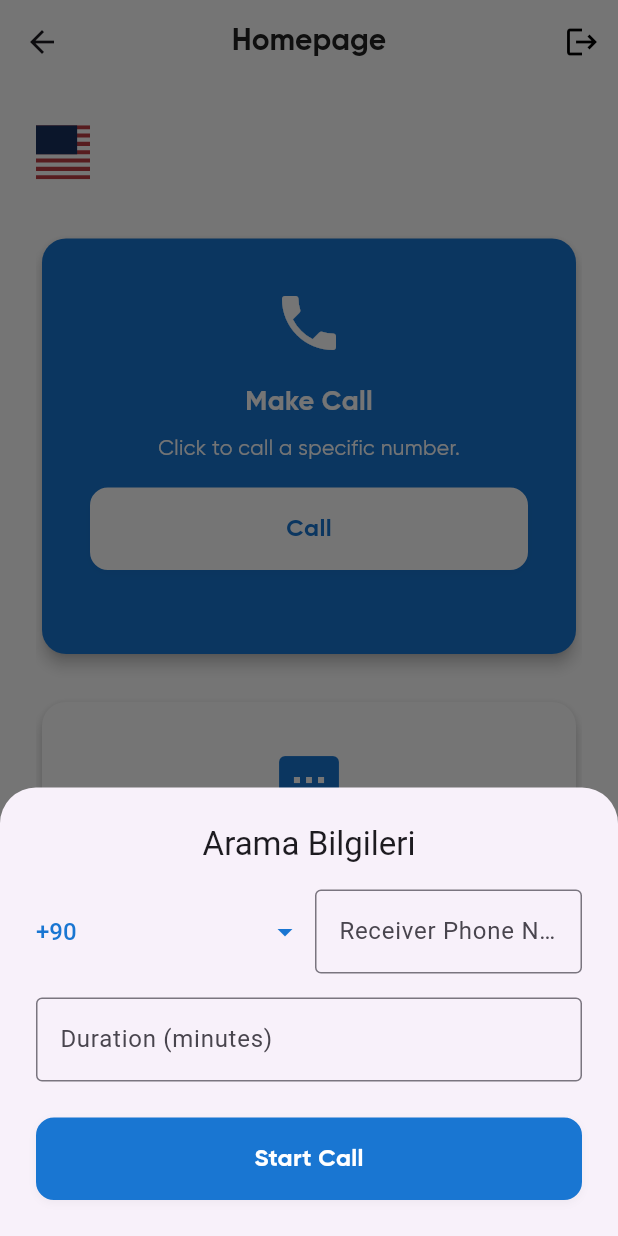
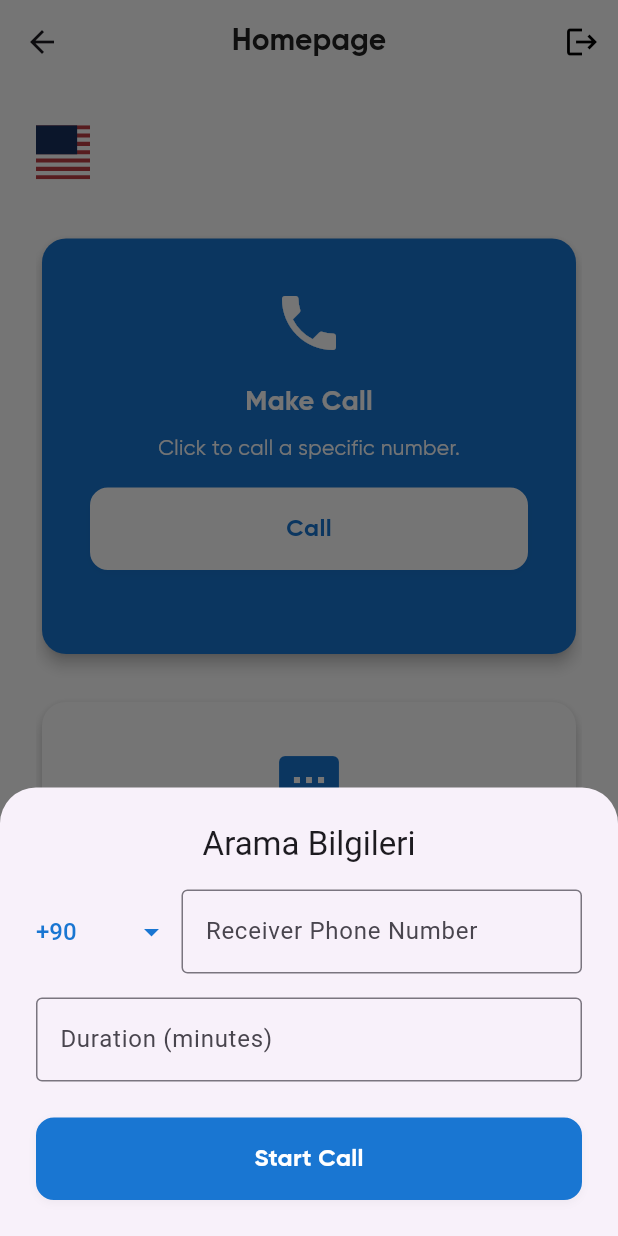
Before and after one commit to afakgun/telephony_rakuten_assignment, a Flutter app: the HomeView screen opened by its route, after a tap on "Call", on a phone screen of 412 x 824 dp. Run offline on Flutter 3.47's test engine with Material 3 defaults, Android fonts, the phone set to English and light mode, and no system bars; our stand-ins replace cloud_firestore, connectivity_plus, device_info_plus, firebase_auth, firebase_core, fl_chart and 8 more; missing offline and left inert: flutter_phone_direct_caller, otp_autofill, traffic_stats; accounts and stored records are empty; Roboto replaces fonts that are missing (Gilroy); project files that could hold a hidden picture were left out.

```diff
--- a/lib/core/localization/app_translations.dart
+++ b/lib/core/localization/app_translations.dart
@@ -171,7 +171,7 @@ class AppTranslations extends Translations {
           'no_internet': 'No internet connection.',
           'youtube_cellular_only': 'Youtube video can only be opened with cellular data. Please turn off wifi.',
           'data_limit_exceeded': 'Data Limit Exceeded',
-          'data_limit_exceeded_desc': 'The data limit of {maxVolumeMb} MB you set has been exceeded. Video stopped.',
+          'data_limit_exceeded_desc': 'The data limit of @maxVolumeMb MB you set has been exceeded. Video stopped.',
           'invalid_url_or_limit': 'Invalid video URL or data limit.',
           'otp_not_sent': 'OTP could not be sent: @error',
           'error_occurred': 'An error occurred',
@@ -278,7 +278,7 @@ class AppTranslations extends Translations {
           'no_internet': 'لا يوجد اتصال بالإنترنت.',
           'youtube_cellular_only': 'يمكن فتح فيديو يوتيوب فقط باستخدام البيانات الخلوية. يرجى إيقاف تشغيل الواي فاي.',
           'data_limit_exceeded': 'تم تجاوز حد البيانات',
-          'data_limit_exceeded_desc': 'تم تجاوز حد البيانات {maxVolumeMb} ميجابايت الذي حددته. تم إيقاف الفيديو.',
+          'data_limit_exceeded_desc': 'تم تجاوز حد البيانات @maxVolumeMb ميجابايت الذي حددته. تم إيقاف الفيديو.',
           'invalid_url_or_limit': 'رابط الفيديو أو حد البيانات غير صالح.',
           'otp_not_sent': 'تعذر إرسال OTP: @error',
           'error_occurred': 'حدث خطأ',
@@ -386,7 +386,7 @@ class AppTranslations extends Translations {
           'no_internet': 'No hay conexión a Internet.',
           'youtube_cellular_only': 'El video de Youtube solo se puede abrir con datos celulares. Por favor, apague el wifi.',
           'data_limit_exceeded': 'Límite de datos excedido',
-          'data_limit_exceeded_desc': 'Se ha superado el límite de datos de {maxVolumeMb} MB que estableció. El video se detuvo.',
+          'data_limit_exceeded_desc': 'Se ha superado el límite de datos de @maxVolumeMb MB que estableció. El video se detuvo.',
           'invalid_url_or_limit': 'URL de video o límite de datos no válido.',
           'otp_not_sent': 'No se pudo enviar OTP: @error',
           'error_occurred': 'Ocurrió un error',
@@ -493,7 +493,7 @@ class AppTranslations extends Translations {
           'no_internet': 'インターネット接続がありません。',
           'youtube_cellular_only': 'Youtubeビデオはセルラーデータでのみ開くことができます。Wi-Fi接続をオフにしてください。',
           'data_limit_exceeded': 'データ制限を超えました',
-          'data_limit_exceeded_desc': '設定した{maxVolumeMb}MBのデータ制限を超えました。ビデオは停止しました。',
+          'data_limit_exceeded_desc': '設定した@maxVolumeMbMBのデータ制限を超えました。ビデオは停止しました。',
           'invalid_url_or_limit': '無効なビデオURLまたはデータ制限。',
           'otp_not_sent': 'OTPを送信できませんでした: @error',
           'error_occurred': 'エラーが発生しました',
--- a/lib/presentation/home/controller/home_controller.dart
+++ b/lib/presentation/home/controller/home_controller.dart
@@ -9,6 +9,7 @@ import 'dart:async';
 import 'package:flutter/material.dart';
 import 'package:shared_preferences/shared_preferences.dart';
 import 'package:device_info_plus/device_info_plus.dart';
+import 'package:permission_handler/permission_handler.dart';
 
 import 'package:telephony/telephony.dart';
 import 'package:connectivity_plus/connectivity_plus.dart';
@@ -17,7 +18,6 @@ import 'package:telephony_rakuten_assignment/presentation/home/model/last_call_m
 import 'package:telephony_rakuten_assignment/utils/dialog_utils.dart';
 import 'package:telephony_rakuten_assignment/presentation/home/service/home_service.dart';
 import 'package:telephony_rakuten_assignment/utils/loading_utils.dart';
-import 'package:telephony_rakuten_assignment/core/services/shared_preferences_service.dart';
 import 'package:telephony_rakuten_assignment/routes/app_pages.dart';
 
 class HomeController extends GetxController {
@@ -45,7 +45,7 @@ class HomeController extends GetxController {
       final uid = SharedPreferencesService.getString('user_uid');
       LoadingUtils.startLoading(context);
       await Future.delayed(Duration(seconds: 3));
-      bool permissionsGranted = await telephony.requestPhoneAndSmsPermissions ?? false;
+      bool permissionsGranted = await telephony.requestSmsPermissions ?? false;
       if (!permissionsGranted) {
         print('SMS izni verilmedi');
         return;
@@ -82,6 +82,7 @@ class HomeController extends GetxController {
     _getUserInfo();
     _getSignalStrength();
     _initNotifications();
+    _requestNotificationPermissionIfNeeded();
   }
 
   @override
@@ -123,9 +124,21 @@ class HomeController extends GetxController {
     await flutterLocalNotificationsPlugin!.initialize(initializationSettings);
   }
 
+  Future<void> _requestNotificationPermissionIfNeeded() async {
+    final status = await Permission.notification.status;
+    if (!status.isGranted) {
+      await Permission.notification.request();
+    }
+  }
+
   Future<void> startCallTimer(int durationMinutes, String receiverNumber, BuildContext context) async {
     try {
       LoadingUtils.startLoading(context);
+      bool permissionsGranted = await telephony.requestPhonePermissions ?? false;
+      if (!permissionsGranted) {
+        print('SMS izni verilmedi');
+        return;
+      }
       await Future.delayed(Duration(seconds: 3));
       _remainingSeconds = durationMinutes * 60;
       _isCallActive = true;
@@ -146,6 +159,7 @@ class HomeController extends GetxController {
               qualityStrengthList: signalStrength.toList(),
             );
           }
+          _getLastCallData();
 
           timer.cancel();
         }
@@ -226,9 +240,14 @@ class HomeController extends GetxController {
   }
 
   Future<CallState> _getCallState() async {
-    CallState state = await telephony.callState;
-    print(state);
-    return state;
+    try {
+      var state = await telephony.callState;
+      print(state);
+      return state;
+    } catch (e) {
+      print("Call state error: $e");
+      return CallState.IDLE;
+    }
   }
 
   _getDataActivity() async {
--- a/lib/presentation/home/widgets/call_bottom_sheet_widget.dart
+++ b/lib/presentation/home/widgets/call_bottom_sheet_widget.dart
@@ -59,7 +59,8 @@ class _CallBottomSheetState extends State<CallBottomSheet> {
             const SizedBox(height: 16),
             Row(
               children: [
-                Flexible(
+                Expanded(
+                  flex: 1,
                   child: DropdownUtils.cardDropdown<String>(
                     value: selectedCountryCode,
                     items: countryCodes
@@ -77,6 +78,7 @@ class _CallBottomSheetState extends State<CallBottomSheet> {
                 ),
                 const SizedBox(width: 8),
                 Expanded(
+                  flex: 3,
                   child: TextFormField(
                     controller: receiverController,
                     keyboardType: TextInputType.phone,
@@ -90,7 +92,8 @@ class _CallBottomSheetState extends State<CallBottomSheet> {
               ],
             ),
             const SizedBox(height: 16),
-            TextFormField(
+            Container(
+              child: TextFormField(
                 controller: durationController,
                 keyboardType: TextInputType.number,
                 decoration: InputDecoration(
@@ -99,11 +102,13 @@ class _CallBottomSheetState extends State<CallBottomSheet> {
                 ),
                 validator: (v) => v == null || v.isEmpty ? 'enter_duration'.tr : null,
               ),
+            ),
             const SizedBox(height: 24),
             ButtonUtils.cardButton(
               text: 'start_call'.tr,
               onTap: () async {
                 if (_formKey.currentState?.validate() ?? false) {
+
                   final receiver = selectedCountryCode + receiverController.text.trim();
                   final duration = int.tryParse(durationController.text.trim()) ?? 0;
                   await FlutterPhoneDirectCaller.callNumber(receiver);
--- a/lib/presentation/youtube/view/youtube_player_view.dart
+++ b/lib/presentation/youtube/view/youtube_player_view.dart
@@ -4,9 +4,7 @@ import 'package:telephony_rakuten_assignment/presentation/youtube/widgets/youtub
 import 'package:telephony_rakuten_assignment/presentation/youtube/widgets/youtube_data_chart_widget.dart';
 import 'package:youtube_player_flutter/youtube_player_flutter.dart';
 import '../controller/youtube_player_controller.dart';
-import '../../../const/app_colors.dart';
 import '../../../utils/textstyle_utils.dart';
-import 'package:fl_chart/fl_chart.dart';
 
 class YoutubePlayerView extends GetView<YoutubePlayerGetxController> {
   const YoutubePlayerView({Key? key}) : super(key: key);
@@ -39,7 +37,7 @@ class YoutubePlayerView extends GetView<YoutubePlayerGetxController> {
                   style: TextStyleUtils.blackColorRegularText(16),
                 )),
             const SizedBox(height: 16),
-            Obx(() => YoutubeDataChartWidget(controller: controller)),
+            YoutubeDataChartWidget(controller: controller),
           ],
         ),
       ),
--- a/lib/presentation/youtube/widgets/youtube_data_chart_widget.dart
+++ b/lib/presentation/youtube/widgets/youtube_data_chart_widget.dart
@@ -1,5 +1,6 @@
 import 'package:fl_chart/fl_chart.dart';
 import 'package:flutter/material.dart';
+import 'package:get/get.dart';
 import 'package:telephony_rakuten_assignment/const/app_colors.dart';
 import 'package:telephony_rakuten_assignment/presentation/youtube/controller/youtube_player_controller.dart';
 
@@ -28,7 +29,8 @@ class YoutubeDataChartWidget extends StatelessWidget {
           ],
         ),
         padding: const EdgeInsets.all(16),
-      child: LineChart(
+        child: Obx(
+          () => LineChart(
             LineChartData(
               backgroundColor: AppColors.greyBar,
               gridData: FlGridData(
@@ -139,6 +141,6 @@ class YoutubeDataChartWidget extends StatelessWidget {
               minY: 0,
             ),
           ),
-    );
+        ));
   }
 }
```
Also changed, not shown: lib/presentation/youtube/controller/youtube_player_controller.dart (+69 -3 lines), lib/presentation/youtube/model/youtube_kpi_model.dart (added, +25 -0 lines), lib/presentation/youtube/service/youtube_service.dart (added, +10 -0 lines), 2 other files. Lines whose indentation alone changed are shown as unchanged.
